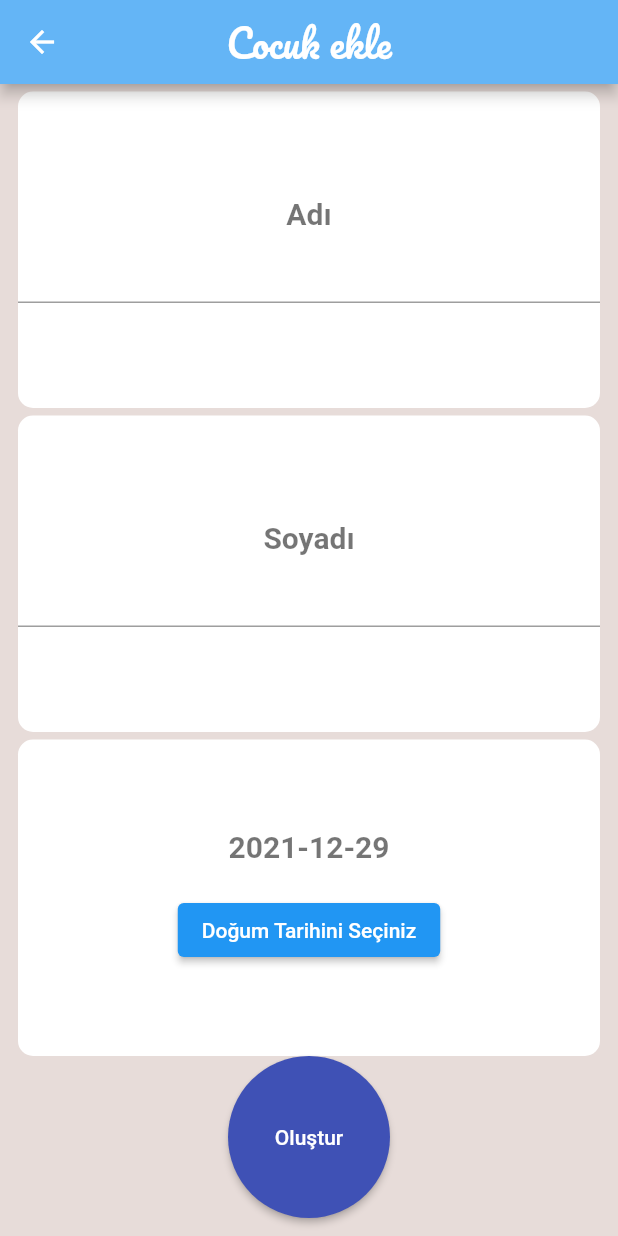
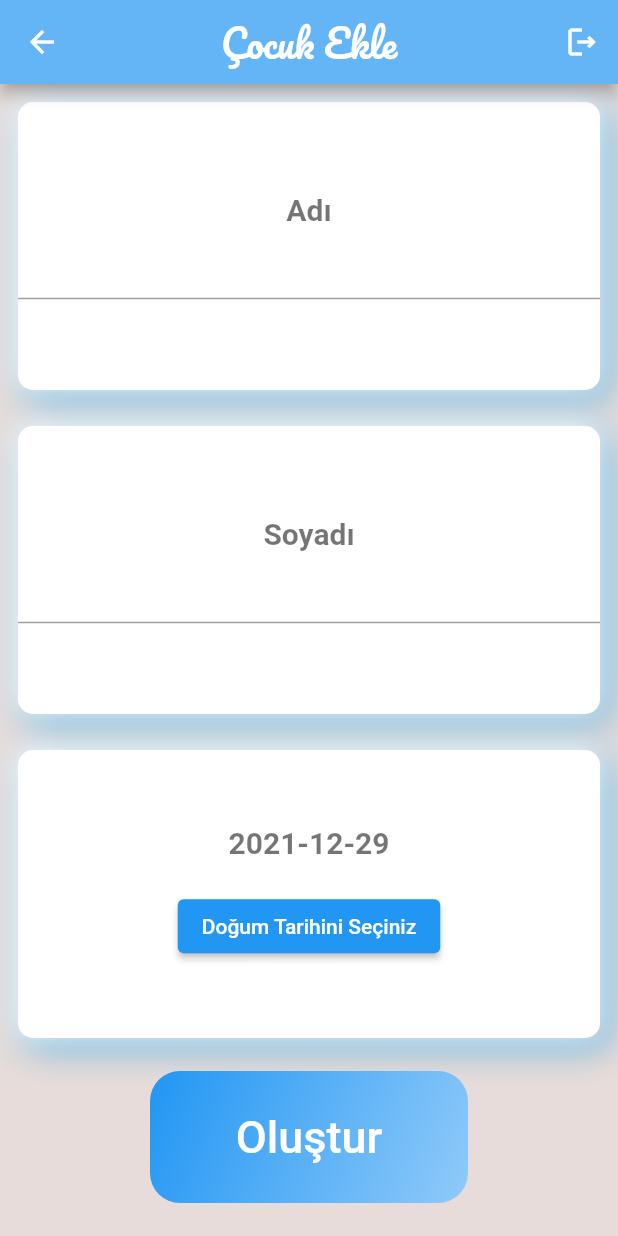
Before and after one commit to MrAlbino/AsiTakipApp, a Flutter app: the AddChildPage screen opened directly, on a phone screen of 412 x 824 dp. Run offline on Flutter 3.47's test engine with Material 2 defaults, Android fonts, the phone set to English and light mode, and no system bars; our stand-ins replace cloud_firestore, curved_navigation_bar, firebase_auth, firebase_core, google_fonts; accounts and stored records are empty.

```diff
--- a/lib/add_child.dart
+++ b/lib/add_child.dart
@@ -1,4 +1,3 @@
-import 'package:date_time_picker/date_time_picker.dart';
 import 'package:flutter/material.dart';
 import 'dart:async';
 import './home.dart';
@@ -6,11 +5,11 @@ import 'package:cloud_firestore/cloud_firestore.dart';
 import 'package:uuid/uuid.dart';
 import 'package:google_fonts/google_fonts.dart';
 import 'package:firebase_auth/firebase_auth.dart';
-import 'package:flutter/material.dart';
-import 'package:intl/intl.dart';
+import 'package:asi_takip/service/auth.dart';
+import 'login.dart';
 var uuid = const Uuid();
 final FirebaseAuth _auth = FirebaseAuth.instance;
-
+AuthService _authService = AuthService();
 
 class AddChildPage extends StatefulWidget{
   const AddChildPage({Key? key}) : super(key: key);
@@ -51,15 +50,31 @@ class _AddChildPage extends State<AddChildPage>{
       resizeToAvoidBottomInset: false,
       appBar: AppBar(
         backgroundColor: Colors.blue.shade300,
-        title:  Text("Cocuk ekle",
+        title:  Text("Çocuk Ekle",
           style: GoogleFonts.pacifico(fontSize: 25,color:Colors.white),
 
         ),
         centerTitle: true,
+
+        actions: <Widget>[
+          // First button - decrement
+          IconButton(
+            icon: const Icon(Icons.logout_outlined), // The "-" icon
+            onPressed:() {
+              _authService.signOut();
+            Navigator.pushReplacement(
+                context,
+                MaterialPageRoute(builder:(context)=> LoginPage()));} // The `_decrementCounter` function
+          ),
+
+          // Second button - increment
+        ],
+
       ),
       body:
       Form(
         child: Container(
+
           margin: const EdgeInsets.fromLTRB(0,0,0,12),
           child: Column(
             crossAxisAlignment: CrossAxisAlignment.stretch,
@@ -118,7 +133,8 @@ class _AddChildPage extends State<AddChildPage>{
 
               Expanded(
                 flex: 2,
-                child: MyContainer(child: Column(
+                child: MyContainer(
+                    child: Column(
                   mainAxisAlignment: MainAxisAlignment.center,
                   children:  [
 
@@ -139,8 +155,34 @@ class _AddChildPage extends State<AddChildPage>{
               Expanded(
                 flex: 1,
 
-                child: TextButton(
-                  onPressed: () async{
+                // child: TextButton(
+                //   onPressed: () async{
+                //     User? user =_auth.currentUser;
+                //     String userId = user!.uid;
+                //     Map<String, dynamic> childData= {
+                //       'name': nameController.text,
+                //       'surname': surnameController.text,
+                //       'parent': userId,
+                //       'birthOfDate': selectedDate,
+                //       'vaccines':[]
+                //     };
+                //
+                //     var id=uuid.v4();
+                //     await childrenRef.doc((id)).set(childData);
+                //
+                //     await usersRef.doc(userId).update({'children':FieldValue.arrayUnion([id])});
+                //     Navigator.pushReplacement(
+                //         context,
+                //         MaterialPageRoute(builder:(context)=> HomePage()));
+                //   },
+                //   child: const Text('Oluştur'),
+                //   style: ButtonStyle(elevation: MaterialStateProperty.all(2), shape: MaterialStateProperty.all(const CircleBorder()),
+                //     backgroundColor: MaterialStateProperty.all(Colors.indigo), foregroundColor: MaterialStateProperty.all(Colors.white),
+                //   ),
+                // ),
+                child :GestureDetector(
+                  onTap: () async{
+
                         User? user =_auth.currentUser;
                          String userId = user!.uid;
                         Map<String, dynamic> childData= {
@@ -158,13 +200,37 @@ class _AddChildPage extends State<AddChildPage>{
                          Navigator.pushReplacement(
                              context,
                              MaterialPageRoute(builder:(context)=> HomePage()));
+
+
+
                   },
-                  child: const Text('Oluştur'),
-                  style: ButtonStyle(elevation: MaterialStateProperty.all(2), shape: MaterialStateProperty.all(const CircleBorder()),
-                    backgroundColor: MaterialStateProperty.all(Colors.indigo), foregroundColor: MaterialStateProperty.all(Colors.white),
+                  child: Container(
+                    width: 300,
+                    margin: const EdgeInsets.fromLTRB(100, 10, 100, 10),
+                    height: 100,
+                    decoration: BoxDecoration(
+                      gradient: LinearGradient(
+                        colors: [
+                          Colors.blue,
+                          Colors.blue[200]!,
+                        ],
+                        begin: Alignment.topLeft,
+                        end: Alignment.bottomRight,
+                      ),
+                      borderRadius: BorderRadius.circular(20),
+                    ),
+                    child: const Center(
+                      child: Text(
+                        'Oluştur',
+                        style: TextStyle(
+                          color: Colors.white,
+                          fontSize: 30,
+                          fontWeight: FontWeight.w500,
                         ),
                       ),
-
+                    ),
+                  ),
+                ),
               ),
             ],
           ),
@@ -183,12 +249,28 @@ class MyContainer extends StatelessWidget {
   @override
   Widget build(BuildContext context) {
     return Container(
+
+
+
       child: child,
-      margin: const EdgeInsets.fromLTRB(12,5,12,0),
+      margin: const EdgeInsets.fromLTRB(12,12,12,12),
       decoration: BoxDecoration(borderRadius: BorderRadius.circular(10)
 
         ,color: colorUser,
+        boxShadow: const [
+          BoxShadow(
+              color: Color(0xFF4ca5d8),
+              offset: Offset(5, 5),
+              blurRadius: 20.0,
+              spreadRadius: 1.0),
+          BoxShadow(
+              color: Colors.white,
+              offset: Offset(-1.0, -1.0),
+              blurRadius: 15.0,
+              spreadRadius: 1.0),
+        ],
       ),
+
     );
   }
 }
--- a/lib/login.dart
+++ b/lib/login.dart
@@ -24,8 +24,8 @@ class _LoginPageState extends State<LoginPage> {
         resizeToAvoidBottomInset: false,
         appBar: AppBar(
           backgroundColor: Colors.blue.shade300,
-          title: Text("MUST",
-            style: GoogleFonts.pacifico(fontSize: 25,color:Colors.white),
+          title: Text("Hoşgeldiniz",
+            style: GoogleFonts.capriola(fontSize: 25,color:Colors.white),
 
           ),
           centerTitle: true,
--- a/lib/main.dart
+++ b/lib/main.dart
@@ -1,3 +1,4 @@
+import 'package:asi_takip/vaccinesinfo.dart';
 import 'package:curved_navigation_bar/curved_navigation_bar.dart';
 import 'package:flutter/material.dart';
 import 'package:flutter/services.dart';
```
Also changed, not shown: lib/children.dart (+20 -2 lines), lib/home.dart (+5 -12 lines), lib/vaccine.dart (+26 -9 lines), lib/vaccinesinfo.dart (added, +129 -0 lines). Lines whose indentation alone changed are shown as unchanged.
